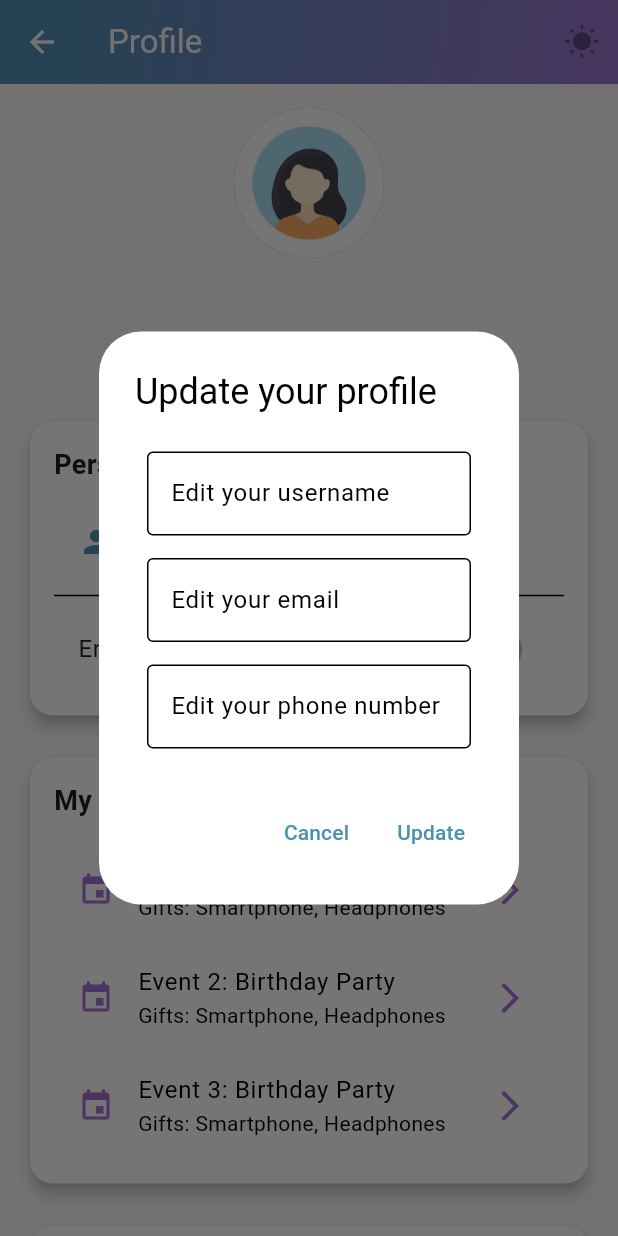
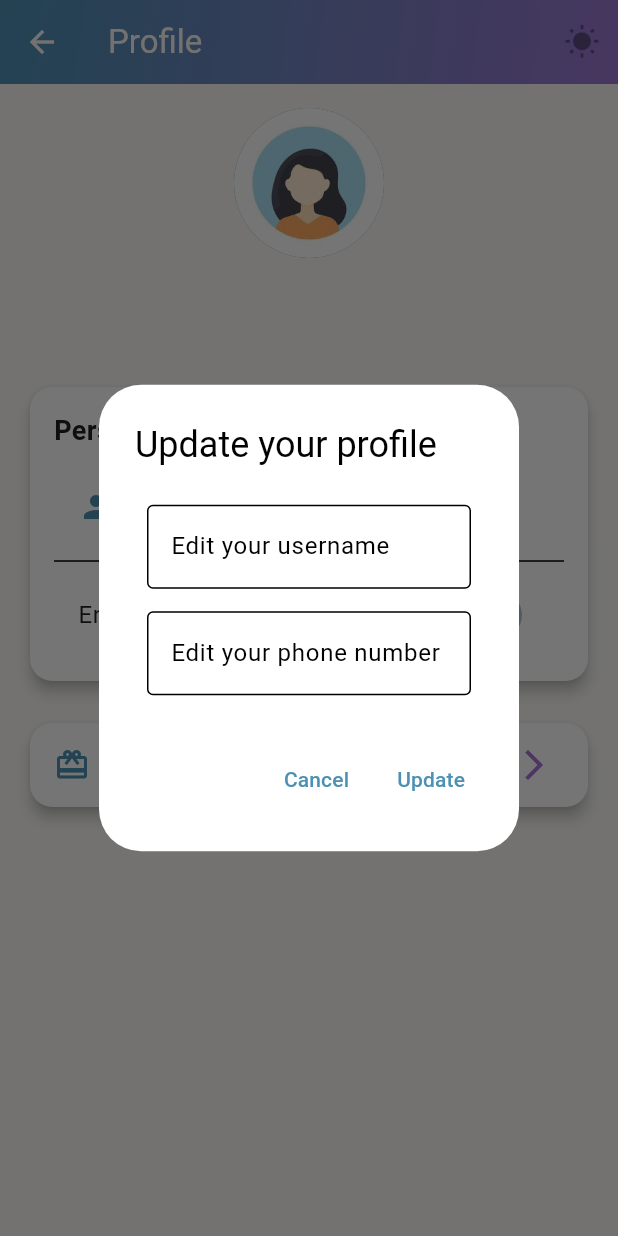
Before and after one commit to FarahZayed/hedeiaty-Gift-List-, a Flutter app: the profilePage screen opened directly with empty values, after a tap on "Update Personal Information", on a phone screen of 412 x 824 dp. Run offline on Flutter 3.47's test engine with Material 3 defaults, Android fonts, the phone set to English and light mode, and no system bars; our stand-ins replace cloud_firestore, firebase_auth, firebase_core, image_picker, permission_handler, sqflite; accounts and stored records are empty.

Commit message:
someEdits

```diff
--- a/lib/main.dart
+++ b/lib/main.dart
@@ -74,7 +74,7 @@ class _MyAppState extends State<MyApp> {
         },
 
         "/profile":(context)=>profilePage(),
-        "/pledgedGifts":(context)=>pledgedGiftsPage(),
+        "/pledgedGifts": (context) => pledgedGiftsPage(userId: ModalRoute.of(context)?.settings.arguments as String),
         "/friendGiftPage":(context){
           final args = ModalRoute.of(context)?.settings.arguments as Map<String, dynamic>;
           return friendGiftPage(
--- a/lib/profile.dart
+++ b/lib/profile.dart
@@ -2,6 +2,7 @@ import 'package:flutter/material.dart';
 import 'package:cloud_firestore/cloud_firestore.dart';
 import 'package:hedieaty/colors.dart';
 import 'package:hedieaty/appBar.dart';
+import 'package:firebase_auth/firebase_auth.dart';
 import 'package:hedieaty/models/userModel.dart';
 import 'package:hedieaty/db.dart';
 
@@ -15,33 +16,31 @@ class _profilePageState extends State<profilePage> {
   bool notificationsEnabled = true;
 
 
-  void _changeProfile(String username, String email, String phone, Map<String,dynamic> user) async {
+  void _changeProfile(String username, String phone, Map<String, dynamic> user) async {
     try {
       final firestore = FirebaseFirestore.instance;
 
-      if (username.isNotEmpty || email.isNotEmpty || phone.isNotEmpty) {
+      if (username.isNotEmpty || phone.isNotEmpty) {
         final updatedData = {
           if (username.isNotEmpty) 'username': username,
-          if (email.isNotEmpty) 'email': email,
           if (phone.isNotEmpty) 'phone': phone,
         };
 
-
+        // Update Firestore with new data
         await firestore.collection('users').doc(user['uid']).update(updatedData);
 
-
+        // Fetch updated data from Firestore
         final updatedSnapshot = await firestore.collection('users').doc(user['uid']).get();
         final updatedUser = updatedSnapshot.data();
 
         if (updatedUser != null) {
           setState(() {
             user['username'] = updatedUser['username'];
-            user['email'] = updatedUser['email'];
             user['phone'] = updatedUser['phone'];
           });
 
           ScaffoldMessenger.of(context).showSnackBar(
-            const SnackBar(content: Text("Profile updated successfully")),
+            const SnackBar(content: Text("Profile updated successfully.")),
           );
         }
 
@@ -60,13 +59,15 @@ class _profilePageState extends State<profilePage> {
 
 
 
+
+
+
   @override
   Widget build(BuildContext context) {
     Map<String,dynamic> user = ModalRoute.of(context)!.settings.arguments as Map<String,dynamic>;
     bool isDarkMode = Theme.of(context).brightness == Brightness.dark;
 
     final TextEditingController userNameController = TextEditingController();
-    final TextEditingController emailController = TextEditingController();
     final TextEditingController phoneController = TextEditingController();
     //final TextEditingController imageController = TextEditingController();
 
@@ -93,13 +94,6 @@ class _profilePageState extends State<profilePage> {
                         fontSize: 22.0,
                         fontWeight: FontWeight.bold,
                         color: isDarkMode ? myAppColors.lightWhite : myAppColors.darkBlack,
-                      ),
-                    ),
-                    Text(
-                      "${user['email']}",
-                      style: TextStyle(
-                        fontSize: 16.0,
-                        color: isDarkMode ? myAppColors.lightWhite.withOpacity(0.7) : myAppColors.darkBlack.withOpacity(0.7),
                       ),
                     ),
                     Text(
@@ -162,16 +156,6 @@ class _profilePageState extends State<profilePage> {
                                         ),
                                         const SizedBox(height: 15.0),
                                         TextField(
-                                          controller: emailController,
-                                          keyboardType: TextInputType.emailAddress,
-                                          decoration: InputDecoration(
-                                            labelText: "Edit your email",
-                                            hintText: user['email'],
-                                            border: const OutlineInputBorder(),
-                                          ),
-                                        ),
-                                        const SizedBox(height: 15.0),
-                                        TextField(
                                           controller: phoneController,
                                           keyboardType: TextInputType.emailAddress,
                                           decoration: InputDecoration(
@@ -194,7 +178,7 @@ class _profilePageState extends State<profilePage> {
                                   TextButton(
                                     onPressed: (){
                                       setState(() {
-                                          _changeProfile(userNameController.text.trim(), emailController.text.trim(), phoneController.text.trim(),user);
+                                          _changeProfile(userNameController.text.trim(), phoneController.text.trim(),user);
                                       });
 
                                     },
@@ -228,49 +212,6 @@ class _profilePageState extends State<profilePage> {
               ),
               const SizedBox(height: 20),
 
-              // Created Events and Gifts Section
-              Card(
-                shape: RoundedRectangleBorder(
-                  borderRadius: BorderRadius.circular(15.0),
-                ),
-                elevation: 4.0,
-                child: Padding(
-                  padding: const EdgeInsets.all(16.0),
-                  child: Column(
-                    crossAxisAlignment: CrossAxisAlignment.start,
-                    children: [
-                      Text(
-                        "My Events & Gifts",
-                        style: TextStyle(
-                          fontSize: 18.0,
-                          fontWeight: FontWeight.bold,
-                          color: isDarkMode ? myAppColors.lightWhite : myAppColors.darkBlack,
-                        ),
-                      ),
-                      const SizedBox(height: 10),
-                      //needs to linked later to DB and page event and gift
-                      ListView.builder(
-                        shrinkWrap: true,
-                        physics: NeverScrollableScrollPhysics(),
-                        itemCount: 3,
-                        itemBuilder: (context, index) {
-                          return ListTile(
-                            leading: Icon(Icons.event, color: myAppColors.secondaryColor),
-                            title: Text("Event ${index + 1}: Birthday Party"),
-                            subtitle: Text("Gifts: Smartphone, Headphones"),
-                            trailing: Icon(Icons.arrow_forward_ios, color: myAppColors.secondaryColor),
-                            onTap: () {
-                              // Navigate to event
-                            },
-                          );
-                        },
-                      ),
-                    ],
-                  ),
-                ),
-              ),
-              const SizedBox(height: 20),
-
               // My Pledged Gifts Section
               Card(
                 shape: RoundedRectangleBorder(
@@ -283,7 +224,7 @@ class _profilePageState extends State<profilePage> {
                   trailing: Icon(Icons.arrow_forward_ios, color: myAppColors.secondaryColor),
                   onTap: () {
                     // Navigate to My Pledged Gifts Page
-                    Navigator.pushNamed(context, "/pledgedGifts");
+                    Navigator.pushNamed(context, "/pledgedGifts", arguments: user['uid']);
                   },
                 ),
               ),
```
Also changed, not shown: lib/eventList.dart (+7 -2 lines), lib/giftList.dart (+54 -1 lines), lib/homeScreen.dart (+7 -5 lines), lib/pledgedGifts.dart (+90 -65 lines).
